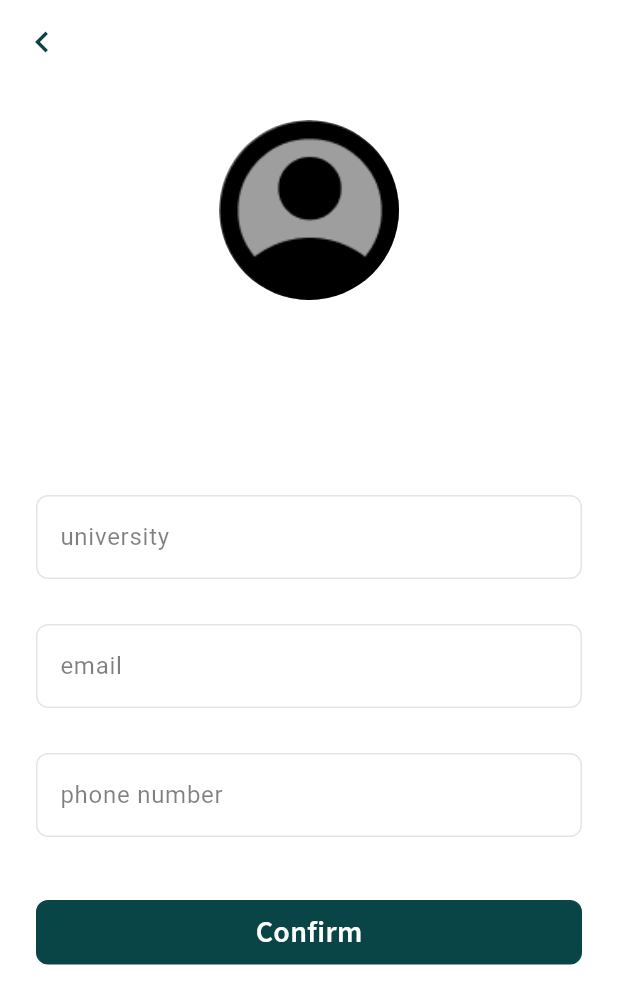
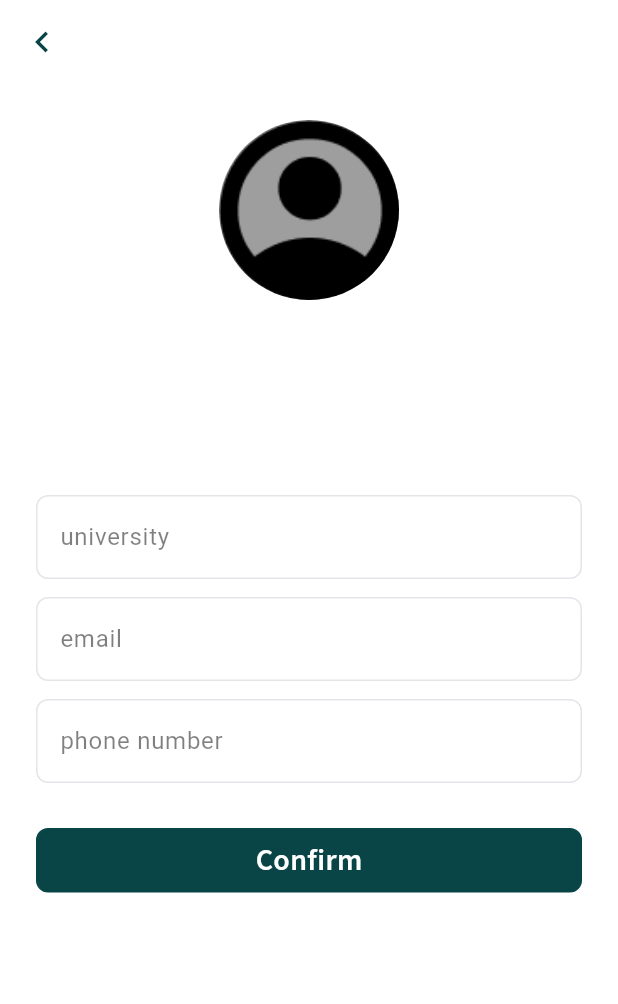
Before and after one commit to MohamedAlaga/gammal_tech_final_exam, a Flutter app: the EditUserProfileScreen screen opened directly, on a phone screen of 412 x 824 dp. Shown: the top 1004 px of the screen. Run offline on Flutter 3.47's test engine with Material 3 defaults, Android fonts, the phone set to English and light mode, and no system bars; drawn by our look-alikes of toastification; our stand-ins replace animate_do, circular_countdown_timer, dartz, equatable, flutter_bloc, flutter_highlight and 5 more; missing offline and left inert: fawry_sdk; accounts and stored records are empty.

Commit message:
some edit on profile and edit profile screens..!!

```diff
--- a/lib/presentation/screens/edit_user_profile_screen.dart
+++ b/lib/presentation/screens/edit_user_profile_screen.dart
@@ -32,9 +32,10 @@ class EditUserProfileScreen extends StatelessWidget {
             child: Center(
               child: Column(
                 children: [
-                  const CircleAvatar(
+                  CircleAvatar(
                     radius: 60,
-                    backgroundImage: AssetImage('assets/user_photo.png'),
+                    backgroundImage:
+                        _getImageProvider(state.currentUser.imageUrl),
                     backgroundColor: Colors.grey,
                   ),
                   const SizedBox(height: 12),
@@ -69,12 +70,10 @@ class EditUserProfileScreen extends StatelessWidget {
                   ),
                   const SizedBox(height: 18),
                   CustomTextField(hint: "university", controller: university),
-                  const SizedBox(height: 18),
                   CustomTextField(hint: "email", controller: email),
-                  const SizedBox(height: 18),
                   CustomTextField(
                       hint: "phone number", controller: phoneNumber),
-                  const SizedBox(height: 36),
+                  const SizedBox(height: 24),
                   CustomButton(
                     text: 'Confirm',
                     textColor: Colors.white,
@@ -130,4 +129,16 @@ class EditUserProfileScreen extends StatelessWidget {
       }),
     );
   }
+
+  ImageProvider _getImageProvider(String imageUrl) {
+    try {
+      if (imageUrl.isNotEmpty) {
+        return NetworkImage(imageUrl);
+      } else {
+        return const AssetImage('assets/user_photo.png');
+      }
+    } catch (e) {
+      return const AssetImage('assets/user_photo.png');
+    }
+  }
 }
--- a/lib/presentation/screens/user_profile_screen.dart
+++ b/lib/presentation/screens/user_profile_screen.dart
@@ -1,5 +1,6 @@
 import 'package:flutter/material.dart';
 import 'package:flutter_bloc/flutter_bloc.dart';
+import 'package:gammal_tech_final_exam/core/utils/enums.dart';
 import 'package:gammal_tech_final_exam/presentation/components/card_info.dart';
 import 'package:gammal_tech_final_exam/presentation/components/custom_button.dart';
 import 'package:gammal_tech_final_exam/presentation/components/progress_card.dart';
@@ -7,7 +8,6 @@ import 'package:gammal_tech_final_exam/presentation/components/skills_list.dart'
 import 'package:gammal_tech_final_exam/presentation/controller/user_bloc.dart';
 import 'package:gammal_tech_final_exam/presentation/controller/user_profile_bloc.dart';
 import 'package:gammal_tech_final_exam/presentation/controller/user_profile_state.dart';
-import 'package:gammal_tech_final_exam/core/utils/enums.dart';
 import 'package:gammal_tech_final_exam/presentation/screens/edit_user_profile_screen.dart';
 
 import '../components/sub_app_bar.dart';
@@ -67,19 +67,16 @@ class UserProfileScreen extends StatelessWidget {
                         info: "Email",
                         information: state.currentUser.email,
                       ),
-                      const SizedBox(height: 18),
                       CardInfo(
                         borderColor: const Color(0xffE3E5E8),
                         info: "Phone number",
                         information: state.currentUser.phone,
                       ),
-                      const SizedBox(height: 18),
                       CardInfo(
                         borderColor: const Color(0xffE3E5E8),
                         info: "Points",
                         information: state.currentUser.totalPoints.toString(),
                       ),
-                      const SizedBox(height: 18),
                       CardInfo(
                         borderColor: const Color(0xffE3E5E8),
                         info: "Attempts left",
@@ -126,7 +123,7 @@ class UserProfileScreen extends StatelessWidget {
                       ),
                       const SizedBox(height: 24),
                       state.currentUser.skills.isNotEmpty
-                          ?  Align(
+                          ? Align(
                               alignment: Alignment.centerLeft,
                               child: Column(
                                 children: [
```
